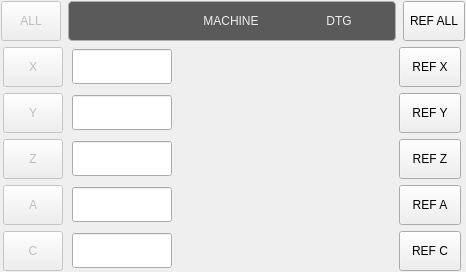
This is configs/ned5_pb/user_dro_display/xyzac_dros/dros_xyzac.ui in 418dreamworks/ned as Qt 5 draws it before an edit. The edited form follows.
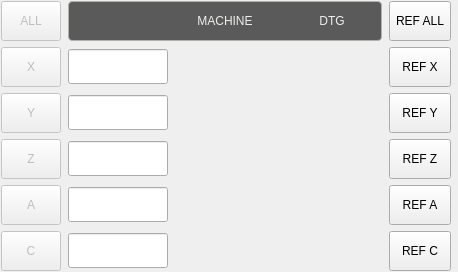
This is the edited form. Icons and pictures are not drawn. Custom widgets are drawn as their Qt base class.

```diff
--- a/configs/ned5_pb/user_dro_display/xyzac_dros/dros_xyzac.ui
+++ b/configs/ned5_pb/user_dro_display/xyzac_dros/dros_xyzac.ui
@@ -154,13 +154,13 @@
           </property>
           <property name="minimumSize">
            <size>
-            <width>0</width>
+            <width>314</width>
             <height>40</height>
            </size>
           </property>
           <property name="maximumSize">
            <size>
-            <width>16777215</width>
+            <width>314</width>
             <height>40</height>
            </size>
           </property>
@@ -182,13 +182,13 @@
           </property>
           <layout class="QHBoxLayout" name="horizontalLayout_131">
            <property name="spacing">
-            <number>8</number>
+            <number>7</number>
            </property>
            <property name="leftMargin">
-            <number>5</number>
+            <number>0</number>
            </property>
            <property name="rightMargin">
-            <number>7</number>
+            <number>0</number>
            </property>
            <item>
             <widget class="StatusLabel" name="work_column_header">
@@ -338,6 +338,20 @@
           </property>
          </widget>
         </item>
+        <item>
+         <spacer name="hstretch_all">
+          <property name="orientation">
+           <enum>Qt::Orientation::Horizontal</enum>
+          </property>
+          <property name="sizeHint" stdset="0">
+           <size>
+            <width>0</width>
+            <height>0</height>
+           </size>
+          </property>
+         </spacer>
+        </item>
+        
        </layout>
       </item>
       <item>
@@ -610,6 +624,20 @@
           </property>
          </widget>
         </item>
+        <item>
+         <spacer name="hstretch_x">
+          <property name="orientation">
+           <enum>Qt::Orientation::Horizontal</enum>
+          </property>
+          <property name="sizeHint" stdset="0">
+           <size>
+            <width>0</width>
+            <height>0</height>
+           </size>
+          </property>
+         </spacer>
+        </item>
+        
        </layout>
       </item>
       <item>
@@ -864,6 +892,20 @@
           </property>
          </widget>
         </item>
+        <item>
+         <spacer name="hstretch_y">
+          <property name="orientation">
+           <enum>Qt::Orientation::Horizontal</enum>
+          </property>
+          <property name="sizeHint" stdset="0">
+           <size>
+            <width>0</width>
+            <height>0</height>
+           </size>
+          </property>
+         </spacer>
+        </item>
+        
        </layout>
       </item>
       <item>
@@ -1118,6 +1160,20 @@
           </property>
          </widget>
         </item>
+        <item>
+         <spacer name="hstretch_z">
+          <property name="orientation">
+           <enum>Qt::Orientation::Horizontal</enum>
+          </property>
+          <property name="sizeHint" stdset="0">
+           <size>
+            <width>0</width>
+            <height>0</height>
+           </size>
+          </property>
+         </spacer>
+        </item>
+        
        </layout>
       </item>
       <item>
@@ -1368,6 +1424,20 @@
           </property>
          </widget>
         </item>
+        <item>
+         <spacer name="hstretch_a">
+          <property name="orientation">
+           <enum>Qt::Orientation::Horizontal</enum>
+          </property>
+          <property name="sizeHint" stdset="0">
+           <size>
+            <width>0</width>
+            <height>0</height>
+           </size>
+          </property>
+         </spacer>
+        </item>
+        
        </layout>
       </item>
       <item>
@@ -1634,6 +1704,20 @@
           </property>
          </widget>
         </item>
+        <item>
+         <spacer name="hstretch_c">
+          <property name="orientation">
+           <enum>Qt::Orientation::Horizontal</enum>
+          </property>
+          <property name="sizeHint" stdset="0">
+           <size>
+            <width>0</width>
+            <height>0</height>
+           </size>
+          </property>
+         </spacer>
+        </item>
+        
        </layout>
       </item>
      </layout>
```
